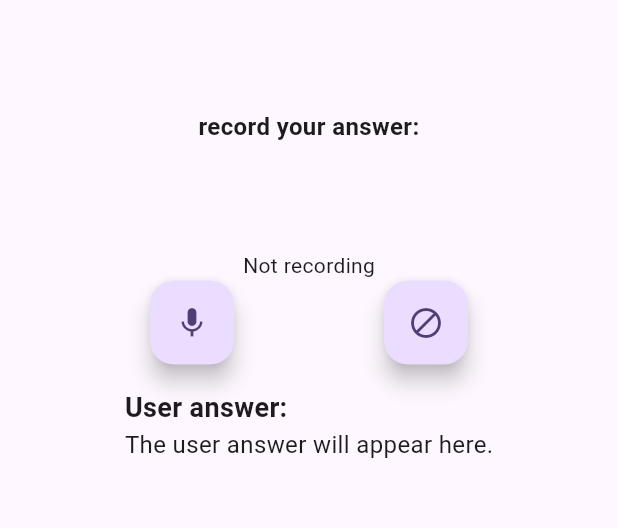
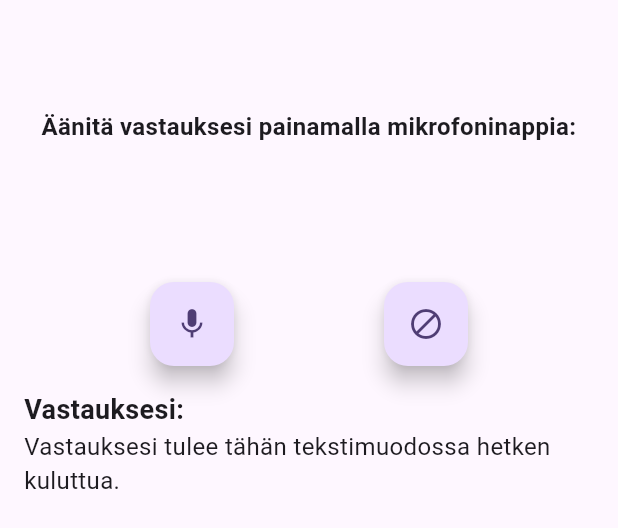
Before and after one commit to mabackma/medical_questionnaire, a Flutter app: the Question widget shown alone on an empty page, opened directly with empty values, on a phone screen of 412 x 824 dp. Shown: the top 528 px of the screen. Run offline on Flutter 3.47's test engine with Material 3 defaults, Android fonts, the phone set to English and light mode, and no system bars; missing offline and left inert: record.

Commit message:
changed some text to finnish

```diff
--- a/lib/question.dart
+++ b/lib/question.dart
@@ -67,7 +67,7 @@ class _QuestionState extends State<Question> {
                         height: 70,
                         margin: const EdgeInsets.only(bottom: 20),
                         child: const Text(
-                          "record your answer:",
+                          "Äänitä vastauksesi painamalla mikrofoninappia:",
                           textAlign: TextAlign.center,
                           style: TextStyle(
                             fontSize: 16,
--- a/lib/recording_widget.dart
+++ b/lib/recording_widget.dart
@@ -98,13 +98,13 @@ class _RecordingWidgetState extends State<RecordingWidget>
     return Column(
       mainAxisAlignment: MainAxisAlignment.center,
       children: <Widget>[
-        _isRecording ? const Text('Recording') : const Text('Not recording'),
+        _isRecording ? const Text('Äänitys käynnissä') : const Text(''),
         Row(
           mainAxisAlignment: MainAxisAlignment.spaceEvenly,
           children: <Widget>[
             FloatingActionButton(
               onPressed: _toggleRecord,
-              tooltip: _isRecording ? 'Stop recording' : 'Record speech',
+              tooltip: _isRecording ? 'Lopeta äänittäminen' : 'Äänitä puhetta',
               child: _isRecording
                   ? const Icon(Icons.mic_off)
                   : const Icon(Icons.mic),
@@ -112,12 +112,12 @@ class _RecordingWidgetState extends State<RecordingWidget>
             _isRecording || myRecorder.mostRecentSpeech.isEmpty
                 ? FloatingActionButton(
                     onPressed: () {},
-                    tooltip: 'Waiting for speech',
+                    tooltip: 'Odottaa äänitettä',
                     child: const Icon(Icons.block),
                   )
                 : FloatingActionButton(
                     onPressed: _sendMessage,
-                    tooltip: 'Send answer',
+                    tooltip: 'Lähetä vastaus',
                     child: const Icon(Icons.arrow_forward_rounded),
                   ),
           ],
--- a/lib/user_answer_widget.dart
+++ b/lib/user_answer_widget.dart
@@ -14,7 +14,7 @@ class UserAnswerWidget extends StatelessWidget {
         crossAxisAlignment: CrossAxisAlignment.start,
         children: [
           const Text(
-            'User answer:',
+            'Vastauksesi:',
             style: TextStyle(
               fontWeight: FontWeight.bold,
               fontSize: 18.0,
@@ -22,7 +22,7 @@ class UserAnswerWidget extends StatelessWidget {
           ),
           (userAnswer.isEmpty)
               ? const Text(
-                  'The user answer will appear here.',
+                  'Vastauksesi tulee tähän tekstimuodossa hetken kuluttua.',
                   style: TextStyle(fontSize: 16.0),
                 )
               : Text(
```
